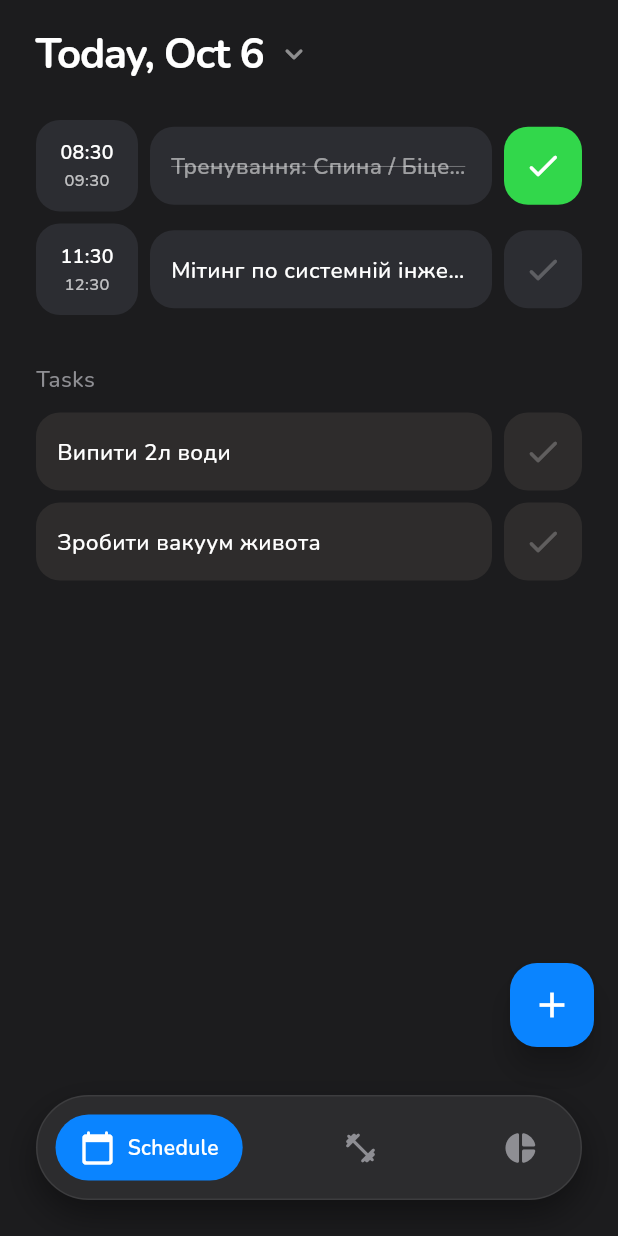
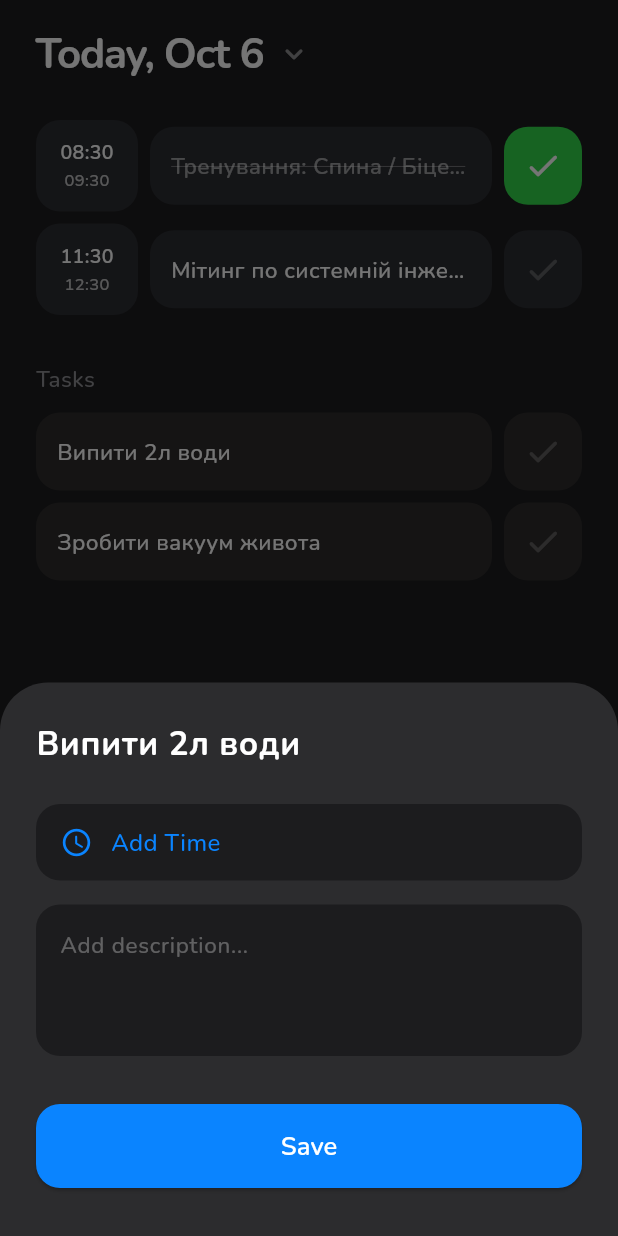
Before and after one commit to pauldidkovskyi/PressApp, a Flutter app: the screen it shows after launch, after a tap on "Випити 2л води", on a phone screen of 412 x 824 dp. Run offline on Flutter 3.47's test engine with Material 3 defaults, Android fonts, the phone set to English and light mode, and no system bars; drawn by our look-alikes of flutter_slidable; our stand-ins replace google_fonts.

Commit message:
Task -> Event & Event -> Task

```diff
--- a/lib/screens/schedule_screen.dart
+++ b/lib/screens/schedule_screen.dart
@@ -1,7 +1,9 @@
 import 'package:flutter/material.dart';
+
 import '../models/schedule_item.dart';
 import '../widgets/event_card.dart';
 import '../widgets/task_card.dart';
+import '../widgets/item_detail_sheet.dart';
 
 class ScheduleScreen extends StatefulWidget {
   const ScheduleScreen({super.key});
@@ -17,7 +19,7 @@ class _ScheduleScreenState extends State<ScheduleScreen> {
       title: 'Тренування: Спина / Біцепс',
       startTime: DateTime.now().subtract(const Duration(hours: 2)),
       endTime: DateTime.now().subtract(const Duration(hours: 1)),
-    )..isCompleted = true, // Тепер статус виконано задаємо при створенні об'єкта
+    )..isCompleted = true,
     EventItem(
       id: '2',
       title: 'Мітинг по системній інженерії',
@@ -40,9 +42,7 @@ class _ScheduleScreenState extends State<ScheduleScreen> {
           crossAxisAlignment: CrossAxisAlignment.start,
           children: [
             _buildHeader(),
-            Expanded(
-              child: _buildList(),
-            ),
+            Expanded(child: _buildList()),
           ],
         ),
       ),
@@ -50,9 +50,7 @@ class _ScheduleScreenState extends State<ScheduleScreen> {
       floatingActionButton: Padding(
         padding: const EdgeInsets.only(bottom: 110),
         child: FloatingActionButton(
-          onPressed: () {
-            // Пізніше тут буде виклик вікна створення події
-          },
+          onPressed: () {},
           backgroundColor: const Color(0xFF0A84FF),
           elevation: 8,
           shape: RoundedRectangleBorder(
@@ -79,7 +77,10 @@ class _ScheduleScreenState extends State<ScheduleScreen> {
             ),
           ),
           const SizedBox(width: 8),
-          Icon(Icons.keyboard_arrow_down_rounded, color: Colors.white.withValues(alpha: 0.5)),
+          Icon(
+            Icons.keyboard_arrow_down_rounded,
+            color: Colors.white.withValues(alpha: 0.5),
+          ),
         ],
       ),
     );
@@ -89,12 +90,31 @@ class _ScheduleScreenState extends State<ScheduleScreen> {
     return ListView(
       padding: const EdgeInsets.only(left: 24, right: 24, bottom: 120),
       children: [
-        ..._events.map((event) => EventCard(
+        ..._events.map(
+          (event) => EventCard(
             key: ValueKey(event.id),
             item: event,
-          onToggle: () => setState(() => event.isCompleted = !event.isCompleted),
+            onToggle: () =>
+                setState(() => event.isCompleted = !event.isCompleted),
             onTap: () {
-            // Крок 2: Тут ми будемо викликати панель деталей
+              ItemDetailSheet.show(
+                context,
+                item: event,
+                onSave: (updatedItem) {
+                  setState(() {
+                    if (updatedItem is TaskItem) {
+                      // Якщо повернувся Task, видаляємо зі Schedule і кидаємо в Tasks
+                      _events.remove(event);
+                      _tasks.add(updatedItem);
+                    } else {
+                      // Інакше просто пересортовуємо події
+                      _events.sort(
+                        (a, b) => a.startTime.compareTo(b.startTime),
+                      );
+                    }
+                  });
+                },
+              );
             },
             onReschedule: () {
               setState(() => _events.remove(event));
@@ -102,7 +122,8 @@ class _ScheduleScreenState extends State<ScheduleScreen> {
             onDelete: () {
               setState(() => _events.remove(event));
             },
-        )),
+          ),
+        ),
         const SizedBox(height: 24),
         const Text(
           'Tasks',
@@ -114,12 +135,28 @@ class _ScheduleScreenState extends State<ScheduleScreen> {
           ),
         ),
         const SizedBox(height: 12),
-        ..._tasks.map((task) => TaskCard(
+        ..._tasks.map(
+          (task) => TaskCard(
             key: ValueKey(task.id),
             item: task,
-          onToggle: () => setState(() => task.isCompleted = !task.isCompleted),
+            onToggle: () =>
+                setState(() => task.isCompleted = !task.isCompleted),
             onTap: () {
-             // Крок 2: Тут ми будемо викликати панель деталей
+              ItemDetailSheet.show(
+                context,
+                item: task,
+                onSave: (updatedItem) {
+                  setState(() {
+                    if (updatedItem is EventItem) {
+                      _tasks.remove(task);
+                      _events.add(updatedItem);
+                      _events.sort(
+                        (a, b) => a.startTime.compareTo(b.startTime),
+                      );
+                    }
+                  });
+                },
+              );
             },
             onReschedule: () {
               setState(() => _tasks.remove(task));
@@ -127,7 +164,8 @@ class _ScheduleScreenState extends State<ScheduleScreen> {
             onDelete: () {
               setState(() => _tasks.remove(task));
             },
-        )),
+          ),
+        ),
       ],
     );
   }
--- /dev/null
+++ b/lib/widgets/item_detail_sheet.dart
@@ -0,0 +1,269 @@
+import 'package:flutter/material.dart';
+import '../models/schedule_item.dart';
+
+class ItemDetailSheet extends StatefulWidget {
+  final ScheduleItem item;
+  final Function(ScheduleItem) onSave;
+
+  const ItemDetailSheet({
+    super.key,
+    required this.item,
+    required this.onSave,
+  });
+
+  static void show(BuildContext context, {required ScheduleItem item, required Function(ScheduleItem) onSave}) {
+    showModalBottomSheet(
+      context: context,
+      isScrollControlled: true,
+      backgroundColor: Colors.transparent,
+      builder: (context) => Padding(
+        padding: EdgeInsets.only(
+          bottom: MediaQuery.of(context).viewInsets.bottom,
+        ),
+        child: ItemDetailSheet(item: item, onSave: onSave),
+      ),
+    );
+  }
+
+  @override
+  State<ItemDetailSheet> createState() => _ItemDetailSheetState();
+}
+
+class _ItemDetailSheetState extends State<ItemDetailSheet> {
+  late TextEditingController _titleController;
+  late TextEditingController _descController;
+  DateTime? _startTime;
+  DateTime? _endTime;
+
+  @override
+  void initState() {
+    super.initState();
+    _titleController = TextEditingController(text: widget.item.title);
+    _descController = TextEditingController();
+
+    if (widget.item is EventItem) {
+      _startTime = (widget.item as EventItem).startTime;
+      _endTime = (widget.item as EventItem).endTime;
+    }
+  }
+
+  @override
+  void dispose() {
+    _titleController.dispose();
+    _descController.dispose();
+    super.dispose();
+  }
+
+  String _formatTime(DateTime time) {
+    return '${time.hour.toString().padLeft(2, '0')}:${time.minute.toString().padLeft(2, '0')}';
+  }
+
+  Future<void> _pickTime() async {
+    final picked = await showTimePicker(
+      context: context,
+      initialTime: _startTime != null
+          ? TimeOfDay.fromDateTime(_startTime!)
+          : TimeOfDay.now(),
+      builder: (context, child) {
+        return Theme(
+          data: ThemeData.dark().copyWith(
+            colorScheme: const ColorScheme.dark(
+              primary: Color(0xFF0A84FF),
+              surface: Color(0xFF2C2C2E),
+            ),
+          ),
+          child: child!,
+        );
+      },
+    );
+
+    if (picked != null) {
+      final now = DateTime.now();
+      setState(() {
+        _startTime = DateTime(now.year, now.month, now.day, picked.hour, picked.minute);
+        _endTime = _startTime!.add(const Duration(hours: 1));
+      });
+    }
+  }
+
+  @override
+  Widget build(BuildContext context) {
+    final hasTime = _startTime != null && _endTime != null;
+    final timeText = hasTime
+        ? '${_formatTime(_startTime!)} - ${_formatTime(_endTime!)}'
+        : 'Add Time';
+
+    return Container(
+      padding: const EdgeInsets.all(24),
+      decoration: const BoxDecoration(
+        color: Color(0xFF2C2C2E),
+        borderRadius: BorderRadius.vertical(top: Radius.circular(32)),
+      ),
+      child: Column(
+        mainAxisSize: MainAxisSize.min,
+        crossAxisAlignment: CrossAxisAlignment.start,
+        children: [
+          TextField(
+            controller: _titleController,
+            style: const TextStyle(
+              color: Colors.white,
+              fontSize: 22,
+              fontWeight: FontWeight.w700,
+            ),
+            decoration: const InputDecoration(
+              hintText: 'Title',
+              hintStyle: TextStyle(color: Colors.white30),
+              border: InputBorder.none,
+              isDense: true,
+              contentPadding: EdgeInsets.zero,
+            ),
+          ),
+          const SizedBox(height: 24),
+
+          // Блок часу з новим хрестиком
+          _buildActionRow(
+            icon: Icons.access_time_rounded,
+            title: timeText,
+            color: hasTime ? Colors.white : const Color(0xFF0A84FF),
+            onTap: _pickTime,
+            // Додаємо кнопку очищення, якщо час встановлено
+            trailing: hasTime ? GestureDetector(
+              onTap: () => setState(() {
+                _startTime = null;
+                _endTime = null;
+              }),
+              child: Container(
+                padding: const EdgeInsets.all(4),
+                decoration: BoxDecoration(
+                  color: Colors.white.withValues(alpha: 0.1),
+                  shape: BoxShape.circle,
+                ),
+                child: const Icon(Icons.close_rounded, color: Colors.white70, size: 16),
+              ),
+            ) : null,
+          ),
+          const SizedBox(height: 16),
+
+          Container(
+            padding: const EdgeInsets.all(16),
+            decoration: BoxDecoration(
+              color: const Color(0xFF1C1C1E),
+              borderRadius: BorderRadius.circular(16),
+            ),
+            child: TextField(
+              controller: _descController,
+              maxLines: 3,
+              style: const TextStyle(color: Colors.white, fontSize: 15),
+              decoration: const InputDecoration(
+                hintText: 'Add description...',
+                hintStyle: TextStyle(color: Colors.white30),
+                border: InputBorder.none,
+                isDense: true,
+                contentPadding: EdgeInsets.zero,
+              ),
+            ),
+          ),
+          const SizedBox(height: 32),
+
+          SizedBox(
+            width: double.infinity,
+            height: 56,
+            child: ElevatedButton(
+              onPressed: _saveItem,
+              style: ElevatedButton.styleFrom(
+                backgroundColor: const Color(0xFF0A84FF),
+                shape: RoundedRectangleBorder(
+                  borderRadius: BorderRadius.circular(16),
+                ),
+              ),
+              child: const Text(
+                'Save',
+                style: TextStyle(
+                  color: Colors.white,
+                  fontSize: 17,
+                  fontWeight: FontWeight.w600,
+                ),
+              ),
+            ),
+          ),
+          const SizedBox(height: 8),
+        ],
+      ),
+    );
+  }
+
+  void _saveItem() {
+    final title = _titleController.text.trim().isEmpty ? 'Untitled' : _titleController.text;
+
+    if (widget.item is TaskItem && _startTime != null && _endTime != null) {
+      // Task -> Event (додали час)
+      final newEvent = EventItem(
+        id: widget.item.id,
+        title: title,
+        startTime: _startTime!,
+        endTime: _endTime!,
+      )..isCompleted = widget.item.isCompleted;
+      widget.onSave(newEvent);
+
+    } else if (widget.item is EventItem && _startTime == null) {
+      // МАГІЯ НАВПАКИ: Event -> Task (прибрали час)
+      final newTask = TaskItem(
+        id: widget.item.id,
+        title: title,
+      )..isCompleted = widget.item.isCompleted;
+      widget.onSave(newTask);
+
+    } else {
+      // Звичайне оновлення (без зміни типу)
+      widget.item.title = title;
+      if (widget.item is EventItem && _startTime != null) {
+        (widget.item as EventItem).startTime = _startTime!;
+        (widget.item as EventItem).endTime = _endTime!;
+      }
+      widget.onSave(widget.item);
+    }
+
+    Navigator.pop(context);
+  }
+
+  Widget _buildActionRow({
+    required IconData icon,
+    required String title,
+    required Color color,
+    required VoidCallback onTap,
+    Widget? trailing, // Додали параметр для елемента справа
+  }) {
+    return Material(
+      color: Colors.transparent,
+      child: InkWell(
+        onTap: onTap,
+        borderRadius: BorderRadius.circular(16),
+        child: Container(
+          padding: const EdgeInsets.symmetric(horizontal: 16, vertical: 14),
+          decoration: BoxDecoration(
+            color: const Color(0xFF1C1C1E),
+            borderRadius: BorderRadius.circular(16),
+          ),
+          child: Row(
+            children: [
+              Icon(icon, color: color, size: 22),
+              const SizedBox(width: 12),
+              // Expanded розтягує текст, щоб trailing завжди був скраю
+              Expanded(
+                child: Text(
+                  title,
+                  style: TextStyle(
+                    color: color,
+                    fontSize: 16,
+                    fontWeight: FontWeight.w500,
+                  ),
+                ),
+              ),
+              if (trailing != null) trailing,
+            ],
+          ),
+        ),
+      ),
+    );
+  }
+}
```
Lines whose indentation alone changed are shown as unchanged.
